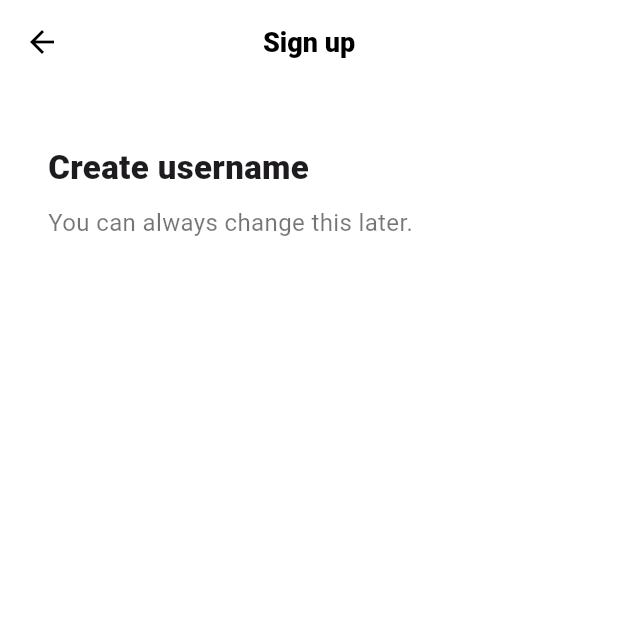
After one commit to seoulsDohun/tiktok_clone, a Flutter app: the screen it shows after launch, after a tap on "Use email & password", on a phone screen of 412 x 824 dp, the top half of it. The commit adds this screen. Run offline on Flutter 3.47's test engine with Material 3 defaults, Android fonts, the phone set to English and light mode, and no system bars; our stand-ins replace font_awesome_flutter.

Commit message:
main에서 Theme 전역 관리 및 Widget Props로 함수 넘겨서 이벤트 걸어보기

```diff
--- /dev/null
+++ b/lib/features/authentication/email_screen.dart
@@ -0,0 +1,44 @@
+import 'package:flutter/material.dart';
+import 'package:tiktok_clone/constants/gaps.dart';
+import 'package:tiktok_clone/constants/sizes.dart';
+
+class EmailScreen extends StatelessWidget {
+  const EmailScreen({super.key});
+
+  @override
+  Widget build(BuildContext context) {
+    return Scaffold(
+      appBar: AppBar(
+        title: const Text('Sign up'),
+      ),
+      backgroundColor: Colors.white,
+      body: const Padding(
+        padding: EdgeInsets.symmetric(
+          horizontal: Sizes.size32,
+          vertical: Sizes.size40,
+        ),
+        child: Column(
+          crossAxisAlignment: CrossAxisAlignment.start,
+          children: [
+            Text(
+              'Create username',
+              style: TextStyle(
+                fontSize: Sizes.size20 + Sizes.size2,
+                fontWeight: FontWeight.w800,
+              ),
+            ),
+            Gaps.v10,
+            Text(
+              'You can always change this later.',
+              style: TextStyle(
+                fontSize: Sizes.size16,
+                fontWeight: FontWeight.w400,
+                color: Colors.black54,
+              ),
+            ),
+          ],
+        ),
+      ),
+    );
+  }
+}
--- a/lib/features/authentication/login_screen.dart
+++ b/lib/features/authentication/login_screen.dart
@@ -7,13 +7,13 @@ import 'package:tiktok_clone/features/authentication/widgets/auth_button.dart';
 class LoginScreen extends StatelessWidget {
   const LoginScreen({super.key});
 
+  /* Sign Up 버튼 클릭 이벤트 */
+  void onTapSignUp(BuildContext context) {
+    Navigator.of(context).pop();
+  }
+
   @override
   Widget build(BuildContext context) {
-    /* 로그인 버튼 클릭 이벤트 */
-    void onTapLogin(BuildContext context) {
-      Navigator.of(context).pop();
-    }
-
     return Scaffold(
       body: const SafeArea(
         child: Padding(
@@ -70,7 +70,7 @@ class LoginScreen extends StatelessWidget {
               ),
               Gaps.h5,
               GestureDetector(
-                onTap: () => onTapLogin(context),
+                onTap: () => onTapSignUp(context),
                 child: Text(
                   'Sing up',
                   style: TextStyle(
--- a/lib/features/authentication/sign_up_screen.dart
+++ b/lib/features/authentication/sign_up_screen.dart
@@ -2,14 +2,13 @@ import 'package:flutter/material.dart';
 import 'package:font_awesome_flutter/font_awesome_flutter.dart';
 import 'package:tiktok_clone/constants/gaps.dart';
 import 'package:tiktok_clone/constants/sizes.dart';
+import 'package:tiktok_clone/features/authentication/email_screen.dart';
 import 'package:tiktok_clone/features/authentication/login_screen.dart';
 import 'package:tiktok_clone/features/authentication/widgets/auth_button.dart';
 
 class SignUpScreen extends StatelessWidget {
   const SignUpScreen({super.key});
 
-  @override
-  Widget build(BuildContext context) {
   /* 로그인 버튼 클릭 이벤트 */
   void onTapLogin(BuildContext context) {
     Navigator.of(context).push(
@@ -19,15 +18,26 @@ class SignUpScreen extends StatelessWidget {
     );
   }
 
+  /* 회원가입 버튼 클릭 이벤트 */
+  void onSignUp(BuildContext context) {
+    Navigator.of(context).push(
+      MaterialPageRoute(
+        builder: (context) => const EmailScreen(),
+      ),
+    );
+  }
+
+  @override
+  Widget build(BuildContext context) {
     return Scaffold(
-      body: const SafeArea(
+      body: SafeArea(
         child: Padding(
-          padding: EdgeInsets.symmetric(
+          padding: const EdgeInsets.symmetric(
             horizontal: Sizes.size40,
           ),
           child: Column(children: [
             Gaps.v80,
-            Text(
+            const Text(
               'Sign Up for TikTok',
               style: TextStyle(
                 fontSize: Sizes.size24,
@@ -35,7 +45,7 @@ class SignUpScreen extends StatelessWidget {
               ),
             ),
             Gaps.v16,
-            Text(
+            const Text(
               'Create a profile, follow other accounts, make your own videos, and more.',
               style: TextStyle(
                 fontSize: Sizes.size16,
@@ -46,10 +56,11 @@ class SignUpScreen extends StatelessWidget {
             Gaps.v32,
             AuthButton(
               text: 'Use email & password',
-              icon: FaIcon(FontAwesomeIcons.user),
+              icon: const FaIcon(FontAwesomeIcons.user),
+              onTap: onSignUp,
             ),
             Gaps.v16,
-            AuthButton(
+            const AuthButton(
               text: 'Continue with Apple',
               icon: FaIcon(FontAwesomeIcons.apple),
             ),
--- a/lib/features/authentication/widgets/auth_button.dart
+++ b/lib/features/authentication/widgets/auth_button.dart
@@ -5,16 +5,20 @@ import 'package:tiktok_clone/constants/sizes.dart';
 class AuthButton extends StatelessWidget {
   final String text;
   final FaIcon icon;
+  final Function(BuildContext context)? onTap;
 
   const AuthButton({
     super.key,
     required this.text,
     required this.icon,
+    this.onTap,
   });
 
   @override
   Widget build(BuildContext context) {
-    return FractionallySizedBox(
+    return GestureDetector(
+      onTap: () => onTap != null ? onTap!(context) : null,
+      child: FractionallySizedBox(
         widthFactor: 1,
         child: Container(
           padding: const EdgeInsets.symmetric(
@@ -42,6 +46,7 @@ class AuthButton extends StatelessWidget {
             ],
           ),
         ),
+      ),
     );
   }
 }
--- a/lib/main.dart
+++ b/lib/main.dart
@@ -15,7 +15,19 @@ class TikTokApp extends StatelessWidget {
     return MaterialApp(
       title: 'TikTok Clone',
       theme: ThemeData(
+        scaffoldBackgroundColor: Colors.white,
         primaryColor: const Color(0xFFE9435A),
+        appBarTheme: const AppBarTheme(
+          backgroundColor: Colors.white,
+          foregroundColor: Colors.black,
+          elevation: 0,
+          centerTitle: true,
+          titleTextStyle: TextStyle(
+            fontSize: Sizes.size16 + Sizes.size2,
+            fontWeight: FontWeight.w800,
+            color: Colors.black,
+          ),
+        ),
       ),
       home: const SignUpScreen(),
     );
```
Lines whose indentation alone changed are shown as unchanged.
